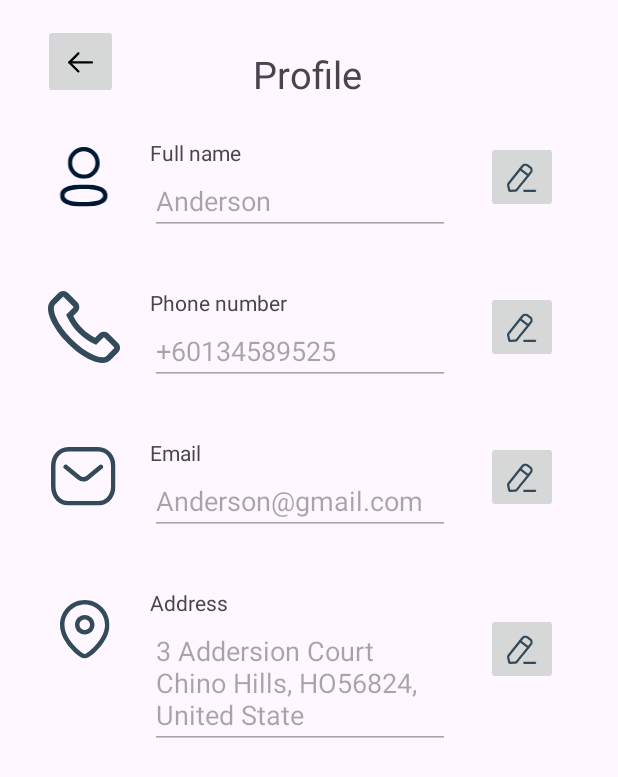
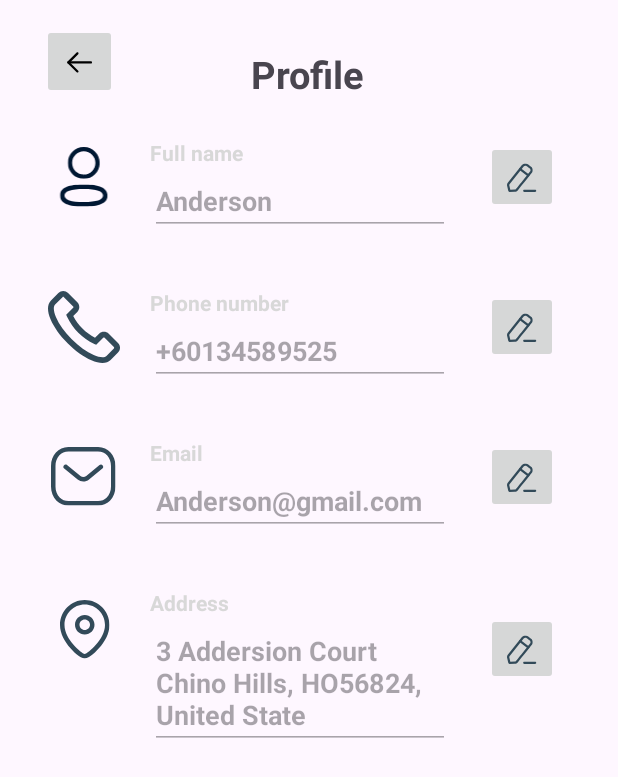
Before and after one commit to tringuyen2711/Shopcafe_mobile, an Android app: the screen it shows after launch (ProFile), after a tap on "Profile", on a phone screen of 412 x 824 dp. Shown: the top 777 px of the screen. Run offline under Robolectric (Android 15) with nearby library versions, the phone set to English and light mode, and no system bars; our stand-ins replace Room's generated code.

Commit message:
Design layout conplete

```diff
--- a/ShopCafe/app/src/main/java/com/example/shopcafe/DrinkCartAdapter.java
+++ b/ShopCafe/app/src/main/java/com/example/shopcafe/DrinkCartAdapter.java
@@ -42,11 +42,11 @@ public class DrinkCartAdapter extends RecyclerView.Adapter<DrinkCartAdapter.Cast
         if(drinkcart == null) {
             return;
         }
-        String detail = drinkcart.getShot()+"|" + drinkcart.getSelect()
-                +"|"+ drinkcart.getSize()+"|"+drinkcart.getIce();
+        String detail = drinkcart.getShot()+" | " + drinkcart.getSelect()
+                +" | "+ drinkcart.getSize()+" | "+drinkcart.getIce();
         holder.dname.setText(drinkcart.getName());
         holder.ddetail.setText(detail);
-        holder.dmoney.setText(String.valueOf(drinkcart.getTotal()));
+        holder.dmoney.setText("$"+String.valueOf(drinkcart.getTotal())+".00");
         holder.dquantity.setText("x"+ drinkcart.getQuantity());
         holder.img.setImageResource(drinkcart.getImg());
 
--- a/ShopCafe/app/src/main/java/com/example/shopcafe/LoyaltyAdapter.java
+++ b/ShopCafe/app/src/main/java/com/example/shopcafe/LoyaltyAdapter.java
@@ -17,10 +17,14 @@ public class LoyaltyAdapter extends RecyclerView.Adapter<LoyaltyAdapter.LoyaltyV
     List<CupLoyalty> i_cup;
     int current_cup;
 
-    public LoyaltyAdapter(List<CupLoyalty> i_cup, int current_cup) {
+    public void setData(List<CupLoyalty> i_cup, int current_cup)
+    {
         this.i_cup = i_cup;
         this.current_cup = current_cup;
         notifyDataSetChanged();
+    }
+
+    public LoyaltyAdapter() {
     }
 
     @NonNull
--- a/ShopCafe/app/src/main/java/com/example/shopcafe/LoyaltyCard.java
+++ b/ShopCafe/app/src/main/java/com/example/shopcafe/LoyaltyCard.java
@@ -60,7 +60,8 @@ public class LoyaltyCard extends Fragment {
         LinearLayoutManager linearLayoutManager = new LinearLayoutManager(getContext(),LinearLayoutManager.HORIZONTAL,false);
         revLoyalty.setLayoutManager(linearLayoutManager);
 
-        adapterLoyal = new LoyaltyAdapter(cupLoyalties,current_cup);
+        adapterLoyal = new LoyaltyAdapter();
+        adapterLoyal.setData(cupLoyalties,current_cup);
         revLoyalty.setAdapter(adapterLoyal);
 
     }
@@ -73,6 +74,22 @@ public class LoyaltyCard extends Fragment {
     }
 
     @Override
+    public void onResume() {
+        super.onResume();
+        current_cup = (APPDatabase.getInstance(getContext()).orderitemDAO().SumQuantity()) %8;
+        adapterLoyal.setData(cupLoyalties,current_cup);
+        ndrink.setText(String.valueOf(current_cup)+"/8");
+    }
+
+    @Override
+    public void onDestroyView() {
+        super.onDestroyView();
+        current_cup = (APPDatabase.getInstance(getContext()).orderitemDAO().SumQuantity()) %8;
+        adapterLoyal.setData(cupLoyalties,current_cup);
+        ndrink.setText(String.valueOf(current_cup)+"/8");
+    }
+
+    @Override
     public View onCreateView(LayoutInflater inflater, ViewGroup container,
                              Bundle savedInstanceState) {
         // Inflate the layout for this fragment
--- a/ShopCafe/app/src/main/java/com/example/shopcafe/ProFile.java
+++ b/ShopCafe/app/src/main/java/com/example/shopcafe/ProFile.java
@@ -71,7 +71,7 @@ public class ProFile extends AppCompatActivity {
                         if (i == KeyEvent.KEYCODE_ENTER) {
                             e_phone.setEnabled(false);
                             temp_phone = e_phone.getText().toString();
-                            u1.setEmail(temp_phone);
+                            u1.setPhone(temp_phone);
                             hideSoftKeyboard(e_phone);
                             return true;
                         }
@@ -118,7 +118,7 @@ public class ProFile extends AppCompatActivity {
                         if (i == KeyEvent.KEYCODE_ENTER) {
                             e_address.setEnabled(false);
                             temp_address = e_address.getText().toString();
-                            u1.setEmail(temp_address);
+                            u1.setAddress(temp_address);
                             hideSoftKeyboard(e_address);
                             return true;
                         }
--- a/ShopCafe/app/src/main/res/layout/activity_pro_file.xml
+++ b/ShopCafe/app/src/main/res/layout/activity_pro_file.xml
@@ -11,6 +11,7 @@
         android:layout_height="wrap_content"
         android:layout_marginTop="32dp"
         android:text="@string/Profile_icon"
+        android:textStyle="bold"
         app:layout_constraintEnd_toEndOf="parent"
         app:layout_constraintHorizontal_bias="0.498"
         app:layout_constraintStart_toStartOf="parent"
@@ -44,6 +45,8 @@
             android:layout_marginStart="20dp"
             android:layout_marginTop="24dp"
             android:text="@string/full_name"
+            android:textStyle="bold"
+            android:textColor="@color/stroke"
             app:layout_constraintEnd_toEndOf="parent"
             app:layout_constraintHorizontal_bias="0.0"
             app:layout_constraintStart_toEndOf="@+id/imageView"
@@ -56,6 +59,7 @@
             android:layout_marginStart="20dp"
             android:layout_marginBottom="16dp"
             android:text="TextView"
+            android:textStyle="bold"
             app:layout_constraintBottom_toBottomOf="parent"
             app:layout_constraintEnd_toEndOf="parent"
             app:layout_constraintHorizontal_bias="0.0"
@@ -117,6 +121,8 @@
             android:layout_marginStart="20dp"
             android:layout_marginTop="24dp"
             android:text="@string/phone_number"
+            android:textStyle="bold"
+            android:textColor="@color/stroke"
             app:layout_constraintEnd_toEndOf="parent"
             app:layout_constraintHorizontal_bias="0.0"
             app:layout_constraintStart_toEndOf="@+id/imageView2"
@@ -129,6 +135,7 @@
             android:layout_marginStart="20dp"
             android:layout_marginBottom="12dp"
             android:text="TextView"
+            android:textStyle="bold"
             app:layout_constraintBottom_toBottomOf="parent"
             app:layout_constraintEnd_toEndOf="parent"
             app:layout_constraintHorizontal_bias="0.0"
@@ -174,6 +181,8 @@
             android:layout_marginStart="20dp"
             android:layout_marginTop="24dp"
             android:text="@string/email"
+            android:textColor="@color/stroke"
+            android:textStyle="bold"
             app:layout_constraintEnd_toEndOf="parent"
             app:layout_constraintHorizontal_bias="0.0"
             app:layout_constraintStart_toEndOf="@+id/imageView3"
@@ -186,6 +195,7 @@
             android:layout_marginStart="20dp"
             android:layout_marginBottom="4dp"
             android:text="@string/textview"
+            android:textStyle="bold"
             app:layout_constraintBottom_toBottomOf="parent"
             app:layout_constraintEnd_toEndOf="parent"
             app:layout_constraintHorizontal_bias="0.0"
@@ -232,6 +242,8 @@
             android:layout_marginStart="20dp"
             android:layout_marginTop="24dp"
             android:text="@string/address"
+            android:textStyle="bold"
+            android:textColor="@color/stroke"
             app:layout_constraintEnd_toEndOf="parent"
             app:layout_constraintHorizontal_bias="0.0"
             app:layout_constraintStart_toEndOf="@+id/imageView4"
@@ -241,9 +253,11 @@
             android:id="@+id/address_edit"
             android:layout_width="200dp"
             android:layout_height="wrap_content"
+            android:layout_marginStart="20dp"
             android:text="TextView"
+            android:textStyle="bold"
             app:layout_constraintEnd_toEndOf="parent"
-            app:layout_constraintHorizontal_bias="0.152"
+            app:layout_constraintHorizontal_bias="0"
             app:layout_constraintStart_toEndOf="@+id/imageView4"
             app:layout_constraintTop_toBottomOf="@+id/address_text"
             tools:ignore="TouchTargetSizeCheck" />
--- a/ShopCafe/app/src/main/res/layout/drinkcart.xml
+++ b/ShopCafe/app/src/main/res/layout/drinkcart.xml
@@ -30,6 +30,8 @@
                 android:layout_width="match_parent"
                 android:layout_height="wrap_content"
                 android:text="TextView"
+                android:textStyle="bold"
+                android:textSize="15sp"
                 android:layout_weight="0.2"
                 android:gravity="bottom"/>
 
@@ -47,6 +49,8 @@
                 android:layout_height="45dp"
                 android:layout_weight="0.2"
                 android:text="TextView"
+                android:textSize="15sp"
+                android:textStyle="bold"
                 android:gravity="top"/>
         </LinearLayout>
 
@@ -61,6 +65,8 @@
                 android:layout_width="match_parent"
                 android:layout_height="match_parent"
                 android:text="TextView"
+                android:textStyle="bold"
+                android:textSize="17sp"
                 android:gravity="center"/>
         </LinearLayout>
     </LinearLayout>
--- a/ShopCafe/app/src/main/res/layout/item_redeem.xml
+++ b/ShopCafe/app/src/main/res/layout/item_redeem.xml
@@ -36,6 +36,7 @@
             android:layout_marginStart="24dp"
             android:layout_marginBottom="16dp"
             android:text="TextView"
+            android:textColor="@color/stroke"
             android:textStyle="bold"
             android:textSize="15sp"
             app:layout_constraintBottom_toBottomOf="parent"
```
Also changed, not shown: ShopCafe/app/src/main/res/layout/fragment_gift.xml (+5 -3 lines).
